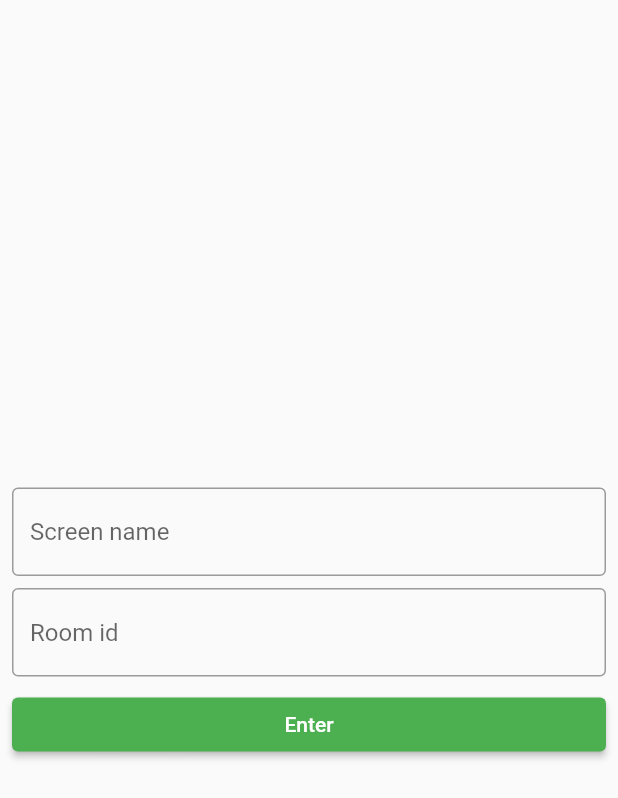
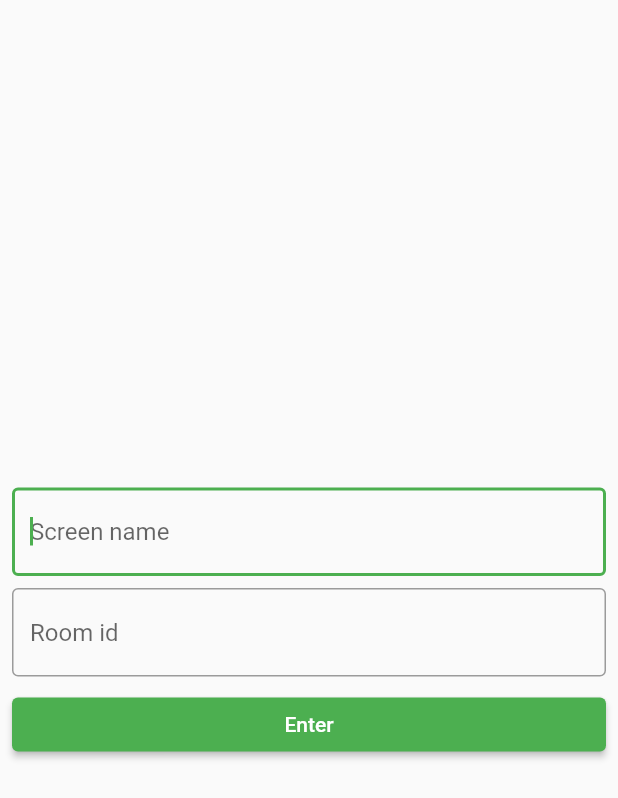
Before and after one commit to tytydraco/masque, a Flutter app: the screen it shows after launch, on a phone screen of 412 x 824 dp. Shown: the top 798 px of the screen. Run offline on Flutter 3.47's test engine with Material 2 defaults, Android fonts, the light colour scheme and no system bars; our stand-ins replace cloud_firestore, firebase_core; accounts and stored records are empty.

Commit message:
Pretty login screen
Signed-off-by: Tyler Nijmeh <tylernij@gmail.com>

```diff
--- a/lib/screens/login_screen.dart
+++ b/lib/screens/login_screen.dart
@@ -11,8 +11,10 @@ class LoginScreen extends StatefulWidget {
 class _LoginScreenState extends State<LoginScreen> {
   final screenNameController = TextEditingController();
   final roomIdController = TextEditingController();
+  final formKey = GlobalKey<FormState>();
 
   void enterChat() {
+    if (formKey.currentState!.validate()) {
       Navigator
           .of(context)
           .push(
@@ -24,17 +26,29 @@ class _LoginScreenState extends State<LoginScreen> {
             )
           );
     }
+  }
 
   @override
   Widget build(BuildContext context) {
     return Scaffold(
-      body: Column(
+      body: Form(
+        key: formKey,
+        child: Column(
           mainAxisAlignment: MainAxisAlignment.center,
           crossAxisAlignment: CrossAxisAlignment.stretch,
           children: [
             Padding(
               padding: const EdgeInsets.only(left: 8, right: 8, top: 8),
-            child: TextField(
+              child: TextFormField(
+                autofocus: true,
+                textInputAction: TextInputAction.next,
+                validator: (text) {
+                  if (text == null || text.isEmpty) {
+                    return 'Must have a screen name';
+                  } else {
+                    return null;
+                  }
+                },
                 controller: screenNameController,
                 decoration: const InputDecoration(
                   border: OutlineInputBorder(),
@@ -44,12 +58,21 @@ class _LoginScreenState extends State<LoginScreen> {
             ),
             Padding(
               padding: const EdgeInsets.only(left: 8, right: 8, top: 8),
-            child: TextField(
+              child: TextFormField(
+                textInputAction: TextInputAction.done,
+                validator: (text) {
+                  if (text == null || text.isEmpty) {
+                    return 'Invalid room id';
+                  } else {
+                    return null;
+                  }
+                },
                 controller: roomIdController,
                 decoration: const InputDecoration(
                   border: OutlineInputBorder(),
                   hintText: 'Room id'
                 ),
+                onFieldSubmitted: (_) => enterChat(),
               ),
             ),
             Padding(
@@ -61,6 +84,7 @@ class _LoginScreenState extends State<LoginScreen> {
             )
           ],
         ),
+      ),
     );
   }
 }
```
Lines whose indentation alone changed are shown as unchanged.
